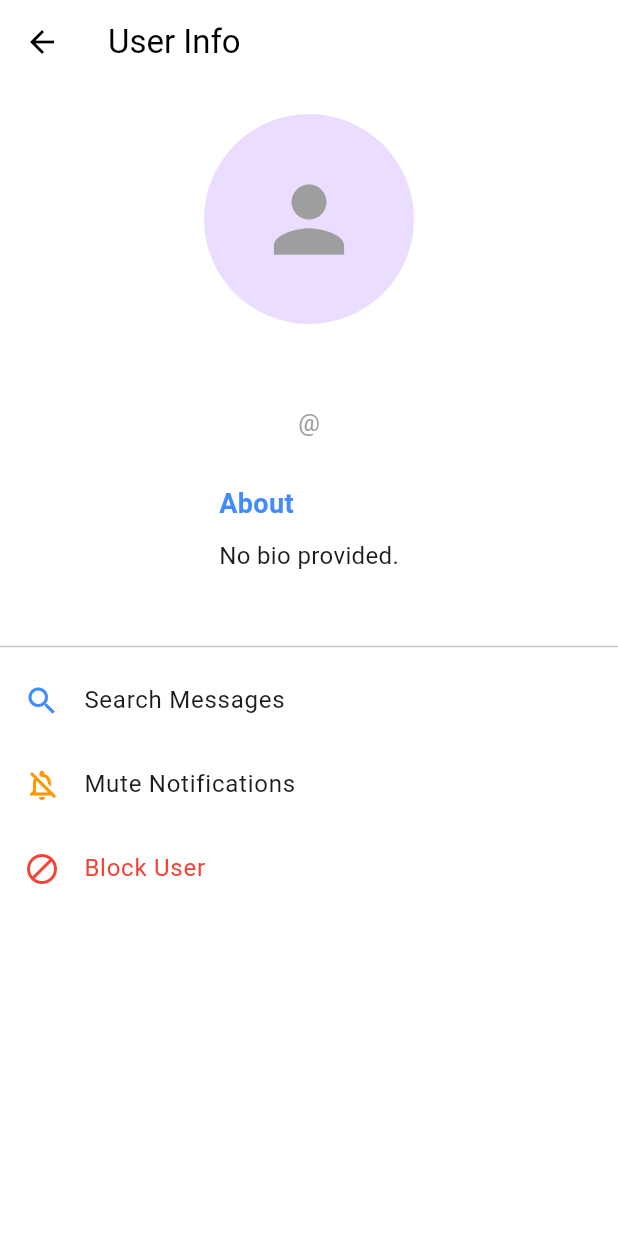
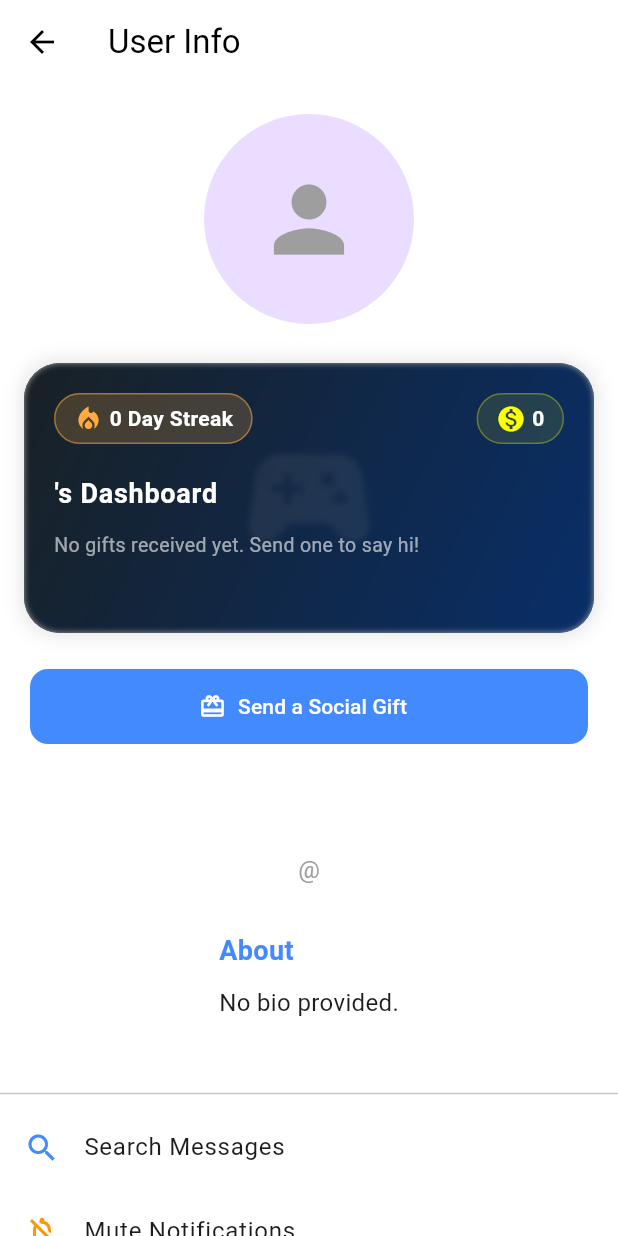
Before and after one commit to personalcomputerofrajib-lgtm/akonachat-app, a Flutter app: the UserDetailScreen screen opened directly with empty values, on a phone screen of 412 x 824 dp. Run offline on Flutter 3.47's test engine with Material 3 defaults, Android fonts, the light colour scheme and no system bars; our stand-ins replace audioplayers, cached_network_image, dio, flutter_cache_manager, flutter_secure_storage, google_sign_in and 5 more; missing offline and left inert: cryptography, gal, libsignal_protocol_dart, record; accounts and stored records are empty.

Commit message:
Implement Social Engagement Phase 2: Profile Dashboard, Banners, Gifts, and Daily Rewards

```diff
--- a/lib/models/user_model.dart
+++ b/lib/models/user_model.dart
@@ -8,6 +8,10 @@ class UserModel {
   final bool hasCompletedOnboarding;
   final bool? isOnline;
   final DateTime? lastSeen;
+  final int coins;
+  final int streak;
+  final List<dynamic>? gifts;
+  final String? profileBanner;
 
   UserModel({
     required this.id,
@@ -19,6 +23,10 @@ class UserModel {
     this.hasCompletedOnboarding = false,
     this.isOnline,
     this.lastSeen,
+    this.coins = 0,
+    this.streak = 0,
+    this.gifts,
+    this.profileBanner,
   });
 
   factory UserModel.fromJson(Map<String, dynamic> json) {
@@ -37,6 +45,10 @@ class UserModel {
       hasCompletedOnboarding: json['hasCompletedOnboarding'] == true,
       isOnline: json['isOnline'] == true,
       lastSeen: json['lastSeen'] != null ? DateTime.tryParse(json['lastSeen'].toString()) : null,
+      coins: json['coins'] ?? 0,
+      streak: json['streak'] ?? 0,
+      gifts: json['gifts'] ?? [],
+      profileBanner: json['profileBanner']?.toString(),
     );
   }
 
@@ -51,6 +63,10 @@ class UserModel {
       'hasCompletedOnboarding': hasCompletedOnboarding,
       'isOnline': isOnline,
       'lastSeen': lastSeen?.toIso8601String(),
+      'coins': coins,
+      'streak': streak,
+      'gifts': gifts,
+      'profileBanner': profileBanner,
     };
   }
 }
--- a/lib/screens/user_detail_screen.dart
+++ b/lib/screens/user_detail_screen.dart
@@ -2,6 +2,8 @@ import 'package:flutter/material.dart';
 import '../models/user_model.dart';
 import 'package:cached_network_image/cached_network_image.dart';
 import '../widgets/full_screen_image_viewer.dart';
+import '../widgets/profile_dashboard_box.dart';
+import '../widgets/gift_picker_sheet.dart';
 
 class UserDetailScreen extends StatelessWidget {
   final UserModel user;
@@ -46,6 +48,38 @@ class UserDetailScreen extends StatelessWidget {
                 ),
               ),
             ),
+            const SizedBox(height: 10),
+
+            // --- NEW DASHBOARD SECTION ---
+            ProfileDashboardBox(user: user),
+
+            Padding(
+              padding: const EdgeInsets.symmetric(horizontal: 20, vertical: 8),
+              child: ElevatedButton.icon(
+                onPressed: () {
+                  showModalBottomSheet(
+                    context: context,
+                    isScrollControlled: true,
+                    backgroundColor: Colors.transparent,
+                    builder: (context) => GiftPickerSheet(
+                      recipientId: user.id,
+                      recipientName: user.name,
+                    ),
+                  );
+                },
+                icon: const Icon(Icons.card_giftcard),
+                label: const Text('Send a Social Gift'),
+                style: ElevatedButton.styleFrom(
+                  backgroundColor: Colors.blueAccent,
+                  foregroundColor: Colors.white,
+                  minimumSize: const Size(double.infinity, 50),
+                  shape: RoundedRectangleBorder(borderRadius: BorderRadius.circular(12)),
+                  elevation: 0,
+                ),
+              ),
+            ),
+
+            const SizedBox(height: 10),
             SizedBox(height: 20),
             Text(
               user.name,
--- /dev/null
+++ b/lib/widgets/profile_dashboard_box.dart
@@ -0,0 +1,218 @@
+import 'package:flutter/material.dart';
+import 'dart:ui';
+import '../models/user_model.dart';
+import 'package:cached_network_image/cached_network_image.dart';
+
+class ProfileDashboardBox extends StatelessWidget {
+  final UserModel user;
+  final bool isCurrentUser;
+
+  const ProfileDashboardBox({
+    Key? key,
+    required this.user,
+    this.isCurrentUser = false,
+  }) : super(key: key);
+
+  @override
+  Widget build(BuildContext context) {
+    return Container(
+      margin: const EdgeInsets.all(16),
+      decoration: BoxDecoration(
+        borderRadius: BorderRadius.circular(24),
+        boxShadow: [
+          BoxShadow(
+            color: Colors.black.withOpacity(0.1),
+            blurRadius: 10,
+            spreadRadius: 2,
+          ),
+        ],
+      ),
+      child: ClipRRect(
+        borderRadius: BorderRadius.circular(24),
+        child: Stack(
+          children: [
+            // 1. THE BANNER (Background)
+            _buildBanner(),
+
+            // 2. GLASS EFFECT OVERLAY
+            Positioned.fill(
+              child: BackdropFilter(
+                filter: ImageFilter.blur(sigmaX: 2, sigmaY: 2),
+                child: Container(
+                  color: Colors.black.withOpacity(0.35),
+                ),
+              ),
+            ),
+
+            // 3. CONTENT
+            Padding(
+              padding: const EdgeInsets.all(20.0),
+              child: Column(
+                crossAxisAlignment: CrossAxisAlignment.start,
+                children: [
+                  Row(
+                    mainAxisAlignment: MainAxisAlignment.spaceBetween,
+                    children: [
+                      _buildStreakBadge(),
+                      _buildCoinDisplay(),
+                    ],
+                  ),
+                  const SizedBox(height: 20),
+                  Text(
+                    isCurrentUser ? 'My Achievements' : '${user.name}\'s Dashboard',
+                    style: const TextStyle(
+                      color: Colors.white,
+                      fontSize: 18,
+                      fontWeight: FontWeight.bold,
+                      letterSpacing: 0.5,
+                    ),
+                  ),
+                  const SizedBox(height: 12),
+                  _buildGiftsRow(),
+                ],
+              ),
+            ),
+          ],
+        ),
+      ),
+    );
+  }
+
+  Widget _buildBanner() {
+    if (user.profileBanner != null && user.profileBanner!.isNotEmpty) {
+      return CachedNetworkImage(
+        imageUrl: user.profileBanner!,
+        height: 180,
+        width: double.infinity,
+        fit: BoxFit.cover,
+        placeholder: (context, url) => Container(color: Colors.grey[900]),
+        errorWidget: (context, url, error) => _buildDefaultBanner(),
+      );
+    }
+    return _buildDefaultBanner();
+  }
+
+  Widget _buildDefaultBanner() {
+    return Container(
+      height: 180,
+      width: double.infinity,
+      decoration: BoxDecoration(
+        gradient: LinearGradient(
+          colors: [Colors.blueGrey[900]!, Colors.blue[900]!],
+          begin: Alignment.topLeft,
+          end: Alignment.bottomRight,
+        ),
+      ),
+      child: Opacity(
+        opacity: 0.1,
+        child: Icon(Icons.sports_esports, size: 100, color: Colors.white),
+      ),
+    );
+  }
+
+  Widget _buildStreakBadge() {
+    return Container(
+      padding: const EdgeInsets.symmetric(horizontal: 12, vertical: 6),
+      decoration: BoxDecoration(
+        color: Colors.orangeAccent.withOpacity(0.2),
+        borderRadius: BorderRadius.circular(20),
+        border: Border.all(color: Colors.orangeAccent.withOpacity(0.5), width: 1),
+      ),
+      child: Row(
+        mainAxisSize: MainAxisSize.min,
+        children: [
+          const Icon(Icons.local_fire_department, color: Colors.orangeAccent, size: 20),
+          const SizedBox(width: 4),
+          Text(
+            '${user.streak} Day Streak',
+            style: const TextStyle(color: Colors.white, fontWeight: FontWeight.bold),
+          ),
+        ],
+      ),
+    );
+  }
+
+  Widget _buildCoinDisplay() {
+    return Container(
+      padding: const EdgeInsets.symmetric(horizontal: 12, vertical: 6),
+      decoration: BoxDecoration(
+        color: Colors.yellowAccent.withOpacity(0.1),
+        borderRadius: BorderRadius.circular(20),
+        border: Border.all(color: Colors.yellowAccent.withOpacity(0.3), width: 1),
+      ),
+      child: Row(
+        mainAxisSize: MainAxisSize.min,
+        children: [
+          const Icon(Icons.monetization_on, color: Colors.yellowAccent, size: 20),
+          const SizedBox(width: 4),
+          Text(
+            '${user.coins}',
+            style: const TextStyle(color: Colors.white, fontWeight: FontWeight.bold),
+          ),
+        ],
+      ),
+    );
+  }
+
+  Widget _buildGiftsRow() {
+    final giftList = user.gifts ?? [];
+    if (giftList.isEmpty) {
+      return Text(
+        'No gifts received yet. Send one to say hi!',
+        style: TextStyle(color: Colors.white.withOpacity(0.6), fontSize: 13),
+      );
+    }
+
+    return SizedBox(
+      height: 50,
+      child: ListView.builder(
+        scrollDirection: Axis.horizontal,
+        itemCount: giftList.length > 5 ? 5 : giftList.length,
+        itemBuilder: (context, index) {
+          final gift = giftList[index];
+          return Padding(
+            padding: const EdgeInsets.only(right: 12.0),
+            child: _getGiftIcon(gift['itemId']),
+          );
+        },
+      ),
+    );
+  }
+
+  Widget _getGiftIcon(String? itemId) {
+    IconData icon;
+    Color color;
+    switch (itemId) {
+      case 'rose':
+        icon = Icons.favorite;
+        color = Colors.redAccent;
+        break;
+      case 'cake':
+        icon = Icons.cake;
+        color = Colors.pinkAccent;
+        break;
+      case 'car':
+        icon = Icons.directions_car;
+        color = Colors.blueAccent;
+        break;
+      case 'friendship_band':
+        icon = Icons.watch;
+        color = Colors.purpleAccent;
+        break;
+      default:
+        icon = Icons.card_giftcard;
+        color = Colors.white;
+    }
+    return Tooltip(
+      message: itemId ?? 'Gift',
+      child: Container(
+        padding: const EdgeInsets.all(8),
+        decoration: BoxDecoration(
+          color: color.withOpacity(0.2),
+          shape: BoxShape.circle,
+        ),
+        child: Icon(icon, color: color, size: 24),
+      ),
+    );
+  }
+}
```
Also changed, not shown: lib/main.dart (+17 -0 lines), lib/screens/profile_screen.dart (+84 -1 lines), lib/services/auth_service.dart (+48 -0 lines), lib/widgets/gift_picker_sheet.dart (added, +147 -0 lines).
